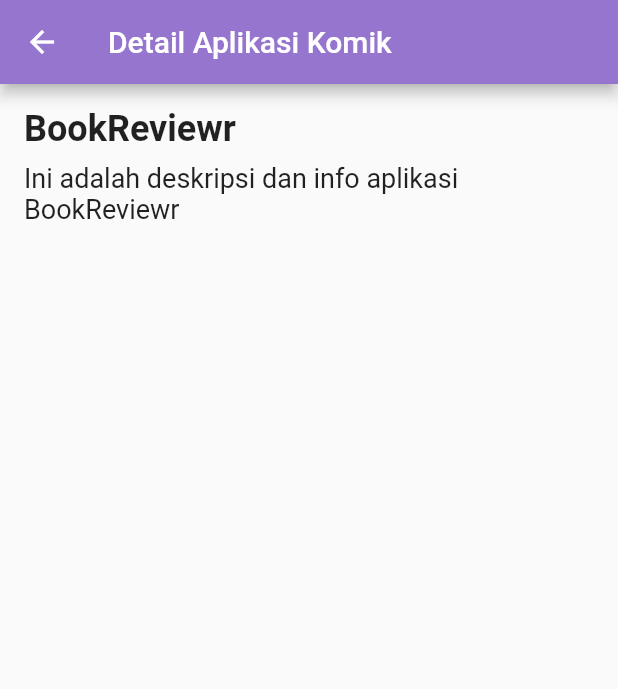
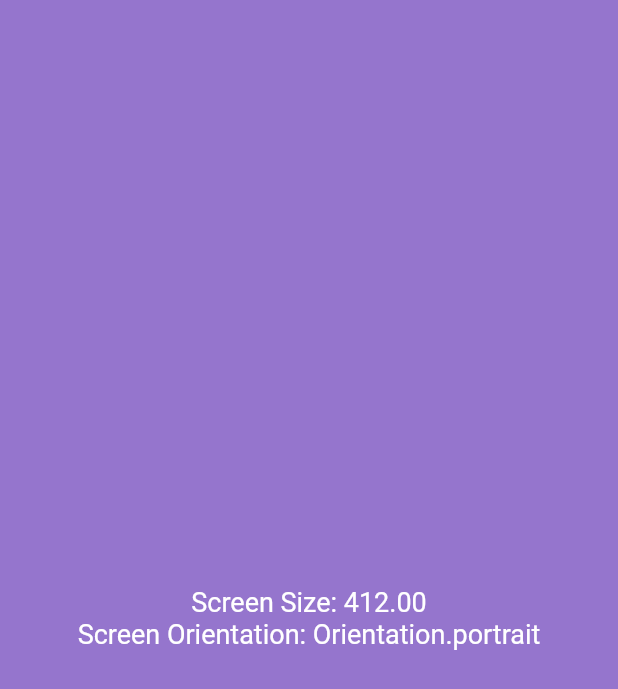
Before and after one commit to xharp/bookreviewr_app, a Flutter app: the InfoDetailScreen screen opened directly, on a phone screen of 412 x 824 dp. Shown: the top 689 px of the screen. Run offline on Flutter 3.47's test engine with Material 2 defaults, Android fonts, the phone set to English and light mode, and no system bars.

Commit message:
Practice sampai dengan responsive UI

```diff
--- a/lib/iu/info_screen_detail.dart
+++ b/lib/iu/info_screen_detail.dart
@@ -1,46 +1,31 @@
 import 'package:flutter/material.dart';
 
 class InfoDetailScreen extends StatelessWidget {
-  const InfoDetailScreen({Key? key}) : super(key: key);
+  const InfoDetailScreen({super.key});
 
   @override
   Widget build(BuildContext context) {
+    Size screenSize = MediaQuery.of(context).size;
+    Orientation screenOrientation = MediaQuery.of(context).orientation;
+
     return Scaffold(
-      appBar: AppBar(
-        title: const Text('Detail Aplikasi Komik'),
-        backgroundColor: Colors.deepPurple[300], // Sesuaikan dengan warna yang diinginkan
-        leading: IconButton(
-          icon: const Icon(Icons.arrow_back),
-          onPressed: () {
-            Navigator.pop(context);
-          },
-        ),
-      ),
-      body: SingleChildScrollView(
-        child: Padding(
-          padding: const EdgeInsets.all(16.0),
-          child: Column(
-            crossAxisAlignment: CrossAxisAlignment.start,
-            children: const [
-              Text(
-                'BookReviewr',
-                style: TextStyle(
-                  fontSize: 24,
-                  fontWeight: FontWeight.bold,
-                ),
-              ),
-              SizedBox(height: 8),
-              Text(
-                'Ini adalah deskripsi dan info aplikasi BookReviewr',
-                style: TextStyle(
-                  fontSize: 18,
-                ),
-              ),
-
-            ],
-          ),
-        ),
-      ),
-    );
+        backgroundColor: Colors.deepPurple[300],
+        body: SafeArea(
+            child: Column(
+          mainAxisAlignment: MainAxisAlignment.center,
+          crossAxisAlignment: CrossAxisAlignment.stretch,
+          children: [
+            Text(
+              'Screen Size: ${screenSize.width.toStringAsFixed(2)}',
+              style: TextStyle(color: Colors.white, fontSize: 18),
+              textAlign: TextAlign.center,
+            ),
+            Text(
+              'Screen Orientation: $screenOrientation',
+              style: TextStyle(color: Colors.white, fontSize: 18),
+              textAlign: TextAlign.center,
+            ),
+          ],
+        )));
   }
 }
```
Also changed, not shown: lib/iu/add_review_screen.dart (+27 -6 lines).
